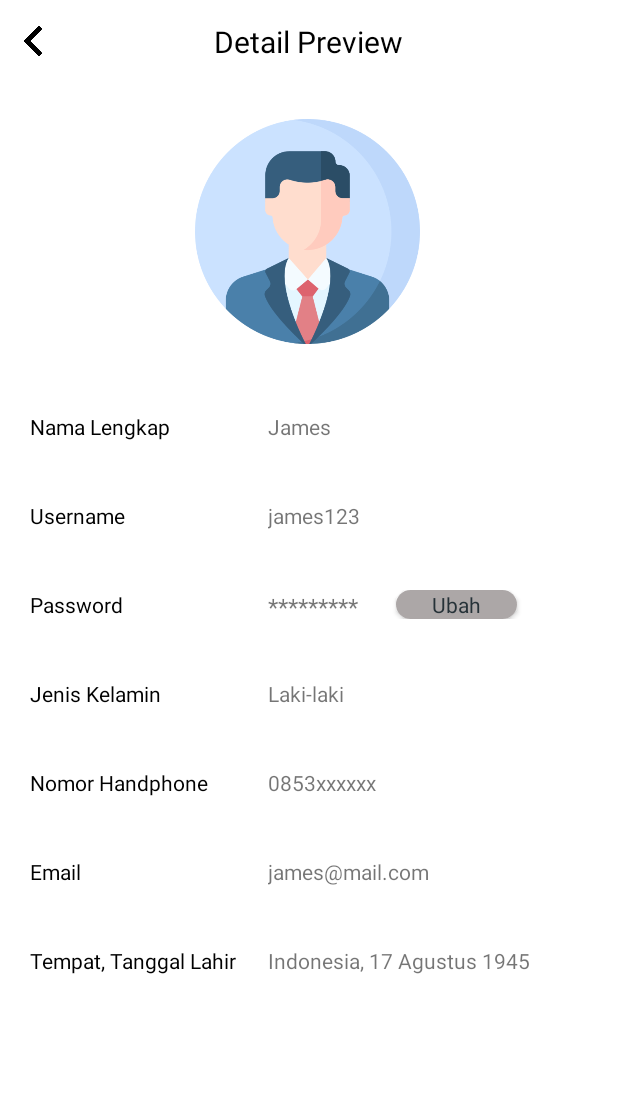
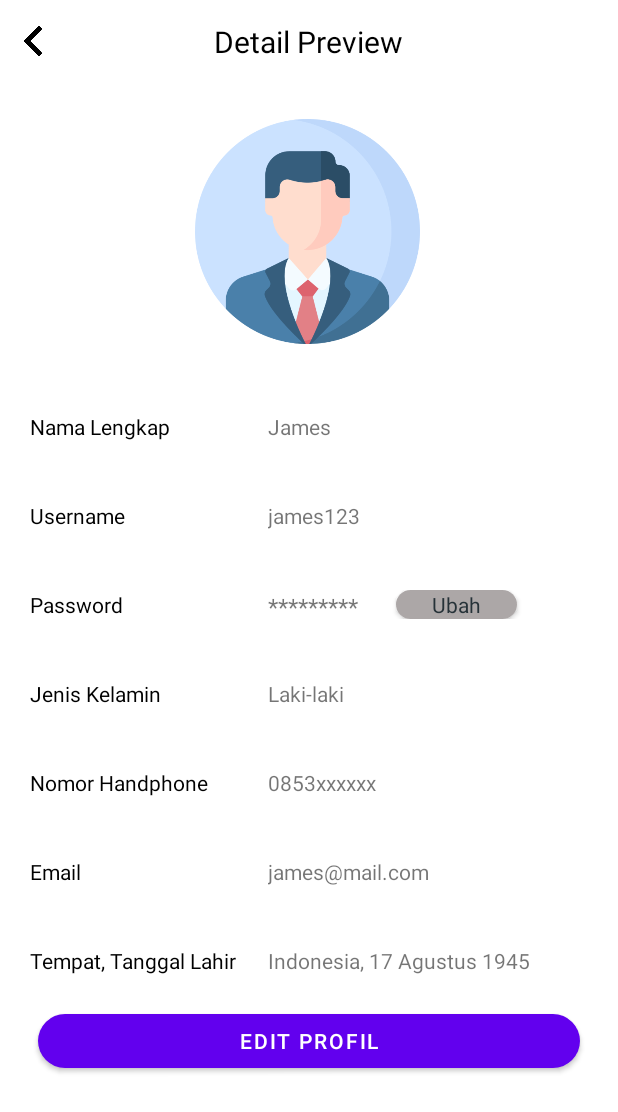
Before and after one commit to ahmadfadhil98/tb_ptb, an Android app: the DetailProfil screen opened directly, with no data from a screen before it, on a phone screen of 412 x 824 dp. Shown: the top 1112 px of the screen. Run offline under Robolectric (Android 15) with nearby library versions, the phone set to English and light mode, and no system bars.

Commit message:
intent_semua_activity

```diff
--- a/app/src/main/java/com/example/aplikasiptb/DetailProfil.java
+++ b/app/src/main/java/com/example/aplikasiptb/DetailProfil.java
@@ -18,4 +18,9 @@ public class DetailProfil extends AppCompatActivity {
         Intent intent = new Intent(this, UbahPasssword.class);
         startActivity(intent);
     }
+
+    public void toEditProfil(View view){
+        Intent intent = new Intent(this, UpdateProfil.class);
+        startActivity(intent);
+    }
 }
--- a/app/src/main/java/com/example/aplikasiptb/Profil.java
+++ b/app/src/main/java/com/example/aplikasiptb/Profil.java
@@ -23,4 +23,9 @@ public class Profil extends AppCompatActivity {
         Intent intent = new Intent(this, Walkhthrough.class);
         startActivity(intent);
     }
+
+    public void toNotifikasi(View view){
+        Intent intent = new Intent(this, Notifikasi.class);
+        startActivity(intent);
+    }
 }
--- a/app/src/main/res/layout/activity_booking.xml
+++ b/app/src/main/res/layout/activity_booking.xml
@@ -266,6 +266,7 @@
         android:layout_width="302dp"
         android:layout_height="56dp"
         android:layout_marginTop="40dp"
+        android:onClick="toInfoPembayaran"
         android:text="Pesan"
         app:layout_constraintBottom_toBottomOf="parent"
         app:layout_constraintEnd_toEndOf="parent"
--- a/app/src/main/res/layout/activity_detail_homestay.xml
+++ b/app/src/main/res/layout/activity_detail_homestay.xml
@@ -155,6 +155,7 @@
         android:layout_marginEnd="27dp"
         android:background="#673AB7"
         android:buttonTint="#673AB7"
+        android:onClick="toReview"
         android:text="Review"
         android:textAlignment="center"
         android:textSize="16dp"
@@ -208,6 +209,7 @@
         android:layout_height="60dp"
         android:layout_marginEnd="84dp"
         android:layout_marginBottom="25dp"
+        android:onClick="toBooking"
         android:text="Booking"
         android:textAlignment="center"
         android:textColor="#FFFFFF"
--- a/app/src/main/res/layout/activity_detail_profil.xml
+++ b/app/src/main/res/layout/activity_detail_profil.xml
@@ -57,7 +57,7 @@
 
     <ScrollView
         android:layout_width="match_parent"
-        android:layout_height="536dp"
+        android:layout_height="wrap_content"
         android:contentDescription="scroolldetail">
 
         <LinearLayout
@@ -80,7 +80,7 @@
                         android:layout_height="wrap_content"
                         android:layout_weight="1"
                         android:text="Nama Lengkap"
-                        android:textColor="@color/black"/>
+                        android:textColor="@color/black" />
 
                     <TextView
                         android:id="@+id/textView7"
@@ -102,7 +102,7 @@
                         android:layout_height="wrap_content"
                         android:layout_weight="1"
                         android:text="Username"
-                        android:textColor="@color/black"/>
+                        android:textColor="@color/black" />
 
                     <TextView
                         android:id="@+id/textView9"
@@ -124,14 +124,13 @@
                         android:layout_height="wrap_content"
                         android:layout_weight="1"
                         android:text="Password"
-                        android:textColor="@color/black"/>
+                        android:textColor="@color/black" />
 
                     <LinearLayout
                         android:layout_width="match_parent"
                         android:layout_height="match_parent"
                         android:layout_weight="1"
-                        android:orientation="horizontal"
-                        >
+                        android:orientation="horizontal">
 
                         <TextView
                             android:id="@+id/textView34"
@@ -143,8 +142,8 @@
                         <androidx.cardview.widget.CardView
                             android:layout_width="wrap_content"
                             android:layout_height="wrap_content"
-                            app:cardCornerRadius="200dp"
-                            android:layout_marginHorizontal="25dp">
+                            android:layout_marginHorizontal="25dp"
+                            app:cardCornerRadius="200dp">
 
                             <TextView
                                 android:id="@+id/textView36"
@@ -176,7 +175,7 @@
                         android:layout_height="wrap_content"
                         android:layout_weight="1"
                         android:text="Jenis Kelamin"
-                        android:textColor="@color/black"/>
+                        android:textColor="@color/black" />
 
                     <TextView
                         android:id="@+id/textView25"
@@ -197,7 +196,7 @@
                         android:layout_height="wrap_content"
                         android:layout_weight="1"
                         android:text="Nomor Handphone"
-                        android:textColor="@color/black"/>
+                        android:textColor="@color/black" />
 
                     <TextView
                         android:id="@+id/textView19"
@@ -218,7 +217,7 @@
                         android:layout_height="wrap_content"
                         android:layout_weight="1"
                         android:text="Email"
-                        android:textColor="@color/black"/>
+                        android:textColor="@color/black" />
 
                     <TextView
                         android:id="@+id/textView21"
@@ -239,7 +238,7 @@
                         android:layout_height="wrap_content"
                         android:layout_weight="1"
                         android:text="Tempat, Tanggal Lahir"
-                        android:textColor="@color/black"/>
+                        android:textColor="@color/black" />
 
                     <TextView
                         android:id="@+id/textView23"
@@ -253,4 +252,13 @@
         </LinearLayout>
     </ScrollView>
 
+    <Button
+        android:id="@+id/button11"
+        android:layout_width="match_parent"
+        android:layout_height="wrap_content"
+        android:onClick="toEditProfil"
+        android:text="Edit Profil"
+        app:cornerRadius="25dp"
+        android:layout_marginHorizontal="25dp"/>
+
 </LinearLayout>
--- a/app/src/main/res/layout/activity_info_pembayaran.xml
+++ b/app/src/main/res/layout/activity_info_pembayaran.xml
@@ -147,6 +147,7 @@
         android:id="@+id/button3"
         android:layout_width="307dp"
         android:layout_height="51dp"
+        android:onClick="toDetailHomestay"
         android:text="Oke"
         app:layout_constraintBottom_toBottomOf="parent"
         app:layout_constraintEnd_toEndOf="parent"
--- a/app/src/main/res/layout/activity_profil.xml
+++ b/app/src/main/res/layout/activity_profil.xml
@@ -98,6 +98,7 @@
             android:layout_height="match_parent"
             android:layout_marginHorizontal="25dp"
             android:layout_marginVertical="15dp"
+            android:onClick="toNotifikasi"
             android:orientation="horizontal">
 
             <ImageView
```
Also changed, not shown: app/src/main/java/com/example/aplikasiptb/Booking.java (+7 -0 lines), app/src/main/java/com/example/aplikasiptb/DetailHomestay.java (+12 -0 lines), app/src/main/java/com/example/aplikasiptb/InfoPembayaran.java (+7 -0 lines).
